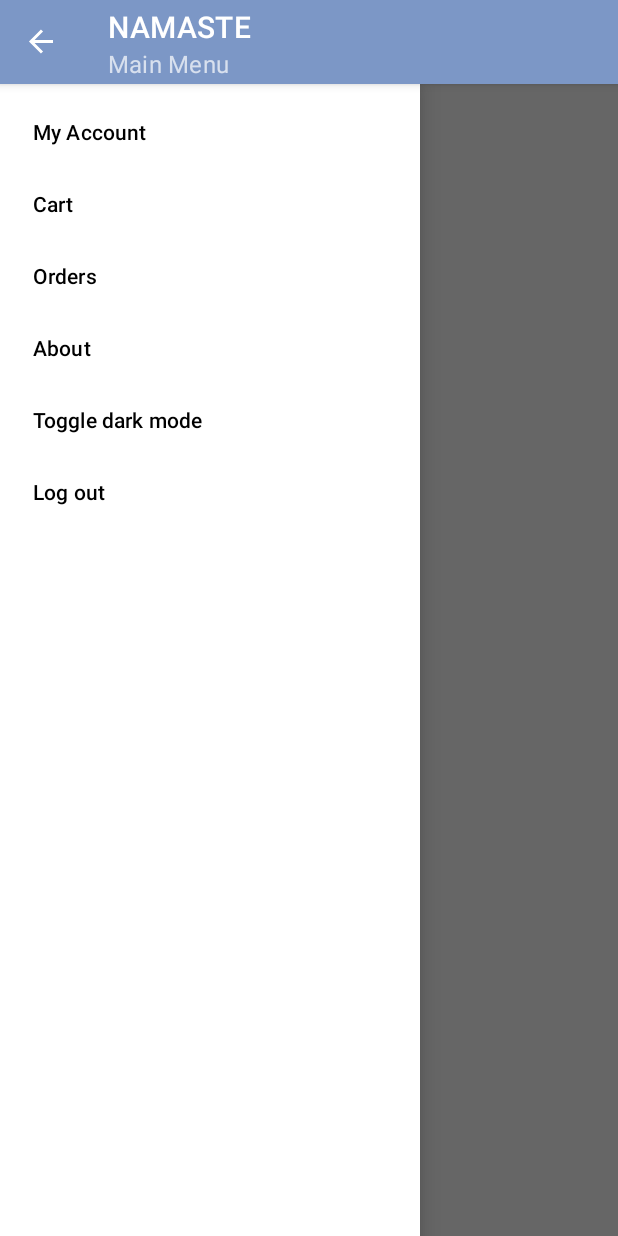
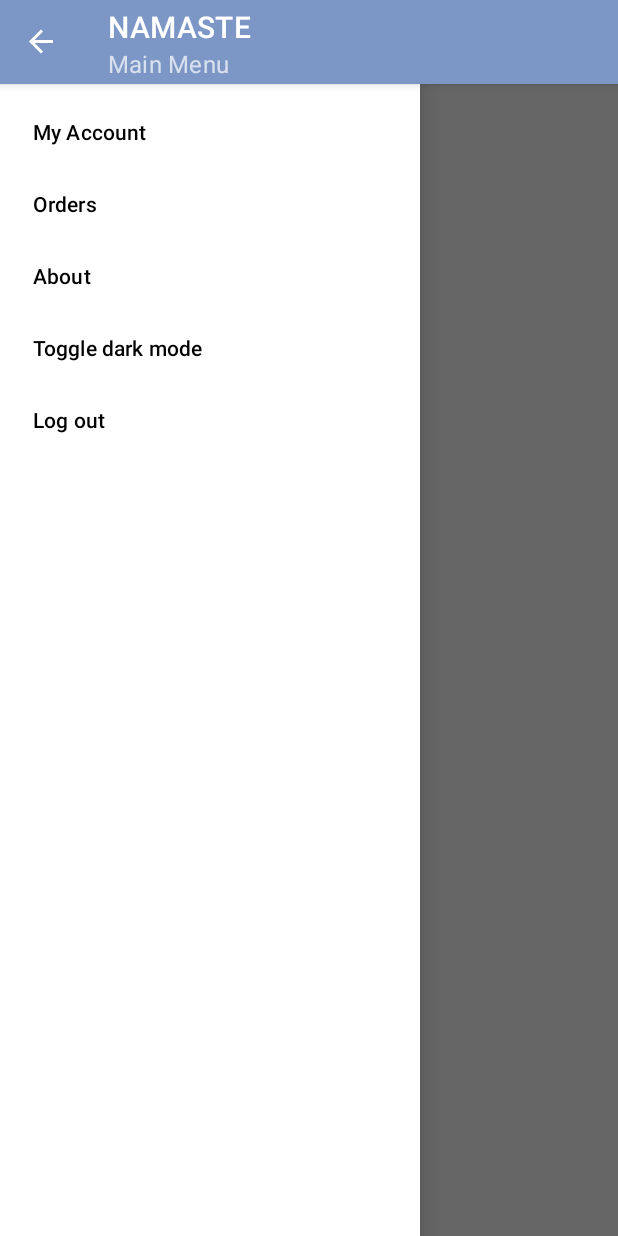
Before and after one commit to Mikkeep/namaste, an Android app: the MainActivity screen opened directly, with no data from a screen before it, with the side drawer open, on a phone screen of 412 x 824 dp. Run offline under Robolectric (Android 15) with nearby library versions, the light colour scheme and no system bars; 2 statements that could not run were skipped.

Commit message:
removed cart, added base for secret admin panel

```diff
--- a/frontend/app/src/main/AndroidManifest.xml
+++ b/frontend/app/src/main/AndroidManifest.xml
@@ -20,7 +20,7 @@
             android:exported="false"
             android:parentActivityName=".MainActivity"/>
         <activity
-            android:name=".CartActivity"
+            android:name=".AdminActivity"
             android:exported="false"
             android:parentActivityName=".MainActivity"/>
         <activity
--- a/frontend/app/src/main/java/com/example/namaste/AboutActivity.java
+++ b/frontend/app/src/main/java/com/example/namaste/AboutActivity.java
@@ -12,6 +12,7 @@ public class AboutActivity extends AppCompatActivity {
         super.onCreate(savedInstanceState);
         setContentView(R.layout.activity_about);
         ActionBar actionBar = getSupportActionBar();
+        assert actionBar != null;
         actionBar.setSubtitle(R.string.sub_about);
         actionBar.setDisplayHomeAsUpEnabled(true);
     }
--- a/frontend/app/src/main/java/com/example/namaste/MainActivity.java
+++ b/frontend/app/src/main/java/com/example/namaste/MainActivity.java
@@ -6,13 +6,6 @@ import static androidx.appcompat.app.AppCompatDelegate.MODE_NIGHT_YES;
 
 import androidx.appcompat.app.ActionBar;
 import androidx.appcompat.app.AppCompatActivity;
-
-import android.content.Intent;
-import android.graphics.Bitmap;
-import android.graphics.drawable.BitmapDrawable;
-import android.graphics.drawable.Drawable;
-import android.os.Bundle;
-
 import androidx.annotation.NonNull;
 import androidx.appcompat.app.ActionBarDrawerToggle;
 import androidx.appcompat.app.AppCompatDelegate;
@@ -27,45 +20,63 @@ import android.view.View;
 import android.widget.Button;
 import android.widget.LinearLayout;
 import android.widget.Toast;
+import android.content.Intent;
+import android.graphics.Bitmap;
+import android.graphics.drawable.BitmapDrawable;
+import android.graphics.drawable.Drawable;
+import android.os.Bundle;
 
 import com.google.android.material.navigation.NavigationView;
 
 import org.json.JSONArray;
 import org.json.JSONObject;
+import org.json.JSONException;
 
-import java.security.AccessController;
+import java.io.IOException;
 import java.util.ArrayList;
 
 import okhttp3.Response;
 
-import org.json.JSONException;
-
-import java.io.IOException;
 
 public class MainActivity extends AppCompatActivity
         implements NavigationView.OnNavigationItemSelectedListener {
     private ActionBarDrawerToggle actionBarDrawerToggle;
-    String username;
-    ArrayList<String> restNames = new ArrayList<String>();
-    ArrayList<String> restDesc = new ArrayList<String>();
-    ArrayList<JSONObject> restItems = new ArrayList<JSONObject>();
-    String sId;
+    private NavigationView navigationView;
+
+
+    ArrayList<String> restNames = new ArrayList<>();
+    ArrayList<String> restDesc = new ArrayList<>();
+    ArrayList<JSONObject> restItems = new ArrayList<>();
+    private String sId;
+    private boolean sIsAdmin;
+    private String sUsername;
+
+    @Override
+    protected void onResume() {
+        super.onResume();
+        sIsAdmin = getIntent().getBooleanExtra("IS_ADMIN", false);
+        navigationView.getMenu().findItem(R.id.nav_admin).setVisible(sIsAdmin);
+    }
 
     @Override
     protected void onCreate(Bundle savedInstanceState) {
-        String userName = getIntent().getStringExtra("USERNAME");
+        // get username from extras set by LoginActivity
+        sUsername = getIntent().getStringExtra("USERNAME");
+
+        // get sessionId from extras set by LoginActivity
         String sessionId = getIntent().getStringExtra("EXTRA_SESSION_ID");
         sessionId = sessionId.replace("session=", "");
         sessionId = sessionId.replace("; HttpOnly; Path=/", "");
         sId = sessionId;
-        username = userName;
+
+        sIsAdmin = getIntent().getBooleanExtra("IS_ADMIN", false);
 
         super.onCreate(savedInstanceState);
         setContentView(R.layout.activity_main);
 
-        // init navigation drawer and action bar
+        // init action bar
+        ActionBar actionBar = getSupportActionBar();
         DrawerLayout drawerLayout;
-        ActionBar actionBar = getSupportActionBar();
 
         // importing linearlayout for buttons
         // nested in a scrollview for scrolling
@@ -85,22 +96,22 @@ public class MainActivity extends AppCompatActivity
         };
 
         OkHttpGetRequest getReq = new OkHttpGetRequest();
-        Response response = getReq.doGetRequest(sessionId);
-        JSONObject json = null;
+        Response response = getReq.doGetRequest(sId);
+        JSONObject json;
 
         // Getting restaurant data from backend
         try {
             String responseData = response.body().string();
             json = new JSONObject(responseData);
-            JSONArray jsondata = json.getJSONArray("restaurants");
-            Log.d("asd jsondata", jsondata.toString());
-            for (int i = 0; i < jsondata.length(); i++) {
-                JSONObject js = jsondata.getJSONObject(i);
+            JSONArray jsonData = json.getJSONArray("restaurants");
+            Log.d("asd jsonData", jsonData.toString());
+            for (int i = 0; i < jsonData.length(); i++) {
+                JSONObject js = jsonData.getJSONObject(i);
                 restNames.add(js.getString("name"));
                 restDesc.add(js.getString("description"));
                 restItems.add(js.getJSONObject("products"));
             }
-        } catch (IOException | JSONException e) {
+        } catch (IOException | JSONException | NullPointerException e) {
             e.printStackTrace();
         }
 
@@ -108,6 +119,7 @@ public class MainActivity extends AppCompatActivity
         Log.d("restaurant names now: ", restNames.toString());
 
 
+        // Loop for getting restaurant items from request
         for (int i = 0; i < restNames.size(); i++) {
             Button btn = new Button(this);
             btn.setId(i + 1);
@@ -146,7 +158,9 @@ public class MainActivity extends AppCompatActivity
             actionBar.setSubtitle(R.string.sub_main);
         }
         // implement navigation view to use nav_drawer buttons for navigation in the app
-        NavigationView navigationView = findViewById(R.id.navigation_view);
+        navigationView = findViewById(R.id.navigation_view);
+        // show admin navigation item
+        navigationView.getMenu().findItem(R.id.nav_admin).setVisible(sIsAdmin);
         navigationView.setNavigationItemSelectedListener(this);
     }
 
@@ -159,10 +173,10 @@ public class MainActivity extends AppCompatActivity
         try {
             if (id == R.id.nav_account) {
                 myIntent = new Intent(getApplicationContext(), AccountActivity.class);
-                myIntent.putExtra("USERNAME", username);
+                myIntent.putExtra("USERNAME", sUsername);
                 startActivity(myIntent);
-            } else if (id == R.id.nav_cart) {
-                myIntent = new Intent(getApplicationContext(), CartActivity.class);
+            } else if (id == R.id.nav_admin) {
+                myIntent = new Intent(getApplicationContext(), AdminActivity.class);
                 startActivity(myIntent);
             } else if (id == R.id.nav_orders) {
                 myIntent = new Intent(getApplicationContext(), OrdersActivity.class);
@@ -177,6 +191,7 @@ public class MainActivity extends AppCompatActivity
                     resp.close();
                     myIntent = new Intent(getApplicationContext(), LoginActivity.class);
                     startActivity(myIntent);
+                    this.finish();
                     Toast.makeText(this, "Logged out", Toast.LENGTH_SHORT).show();
                 }
                 resp.close();
--- a/frontend/app/src/main/res/layout/activity_login.xml
+++ b/frontend/app/src/main/res/layout/activity_login.xml
@@ -50,7 +50,7 @@
         android:layout_width="256dp"
         android:layout_height="47dp"
         android:layout_marginBottom="484dp"
-        android:autofillHints="Enter Username"
+        android:autofillHints="Enter username"
         android:background="@drawable/text_border"
         android:fontFamily="sans-serif-black"
         android:hint="@string/username"
--- a/frontend/app/src/main/res/menu/nav_drawer.xml
+++ b/frontend/app/src/main/res/menu/nav_drawer.xml
@@ -5,30 +5,38 @@
 
     <item
         android:id="@+id/nav_account"
-        android:title="My Account"/>
+        android:title="My Account"
+        android:visible="true"
+        />
 
     <item
-        android:id="@+id/nav_cart"
-        android:title="Cart" />
+        android:id="@+id/nav_admin"
+        android:title="Admin Panel"
+        android:visible="false"
+        />
 
     <item
         android:id="@+id/nav_orders"
-        android:title="Orders" />
+        android:title="Orders"
+        android:visible="true"
+        />
 
     <item
         android:id="@+id/nav_about"
-        android:title="About" />
+        android:title="About"
+        android:visible="true"
+        />
 
     <item
         android:id="@+id/nav_dark_mode"
         android:title="Toggle dark mode"
+        android:visible="true"
         />
 
     <item
         android:id="@+id/nav_logout"
-        android:title="Log out" />
-
-
-
+        android:title="Log out"
+        android:visible="true"
+        />
 
 </menu>
--- a/frontend/app/src/main/res/values/strings.xml
+++ b/frontend/app/src/main/res/values/strings.xml
@@ -5,7 +5,7 @@
     <string name="sub_main">Main Menu</string>
     <string name="sub_account">My Account</string>
     <string name="sub_orders">Orders</string>
-    <string name="sub_cart">Cart</string>
+    <string name="sub_admin">Admin Panel</string>
     <string name="sub_about">About</string>
 
     <!-- Login and register label texts -->
@@ -16,6 +16,8 @@
     <string name="login_log_in">Log In</string>
     <string name="login_forgot_pw">Forgot password?</string>
     <string name="cancel">Cancel</string>
+
+    <string name="admin_re_enter">Re-enter admin password</string>
 
     <!-- Account activity layout texts -->
     <string name="account_user_suffix">profile</string>
```
Also changed, not shown: frontend/app/src/main/java/com/example/namaste/AdminActivity.java (added, +35 -0 lines), frontend/app/src/main/java/com/example/namaste/CartActivity.java (deleted, +0 -19 lines), frontend/app/src/main/java/com/example/namaste/LoginActivity.java (+11 -1 lines), frontend/app/src/main/res/layout/activity_admin_login.xml (added, +43 -0 lines), frontend/app/src/main/res/layout/activity_admin_panel.xml (renamed from frontend/app/src/main/res/layout/activity_cart.xml, +2 -6 lines).
